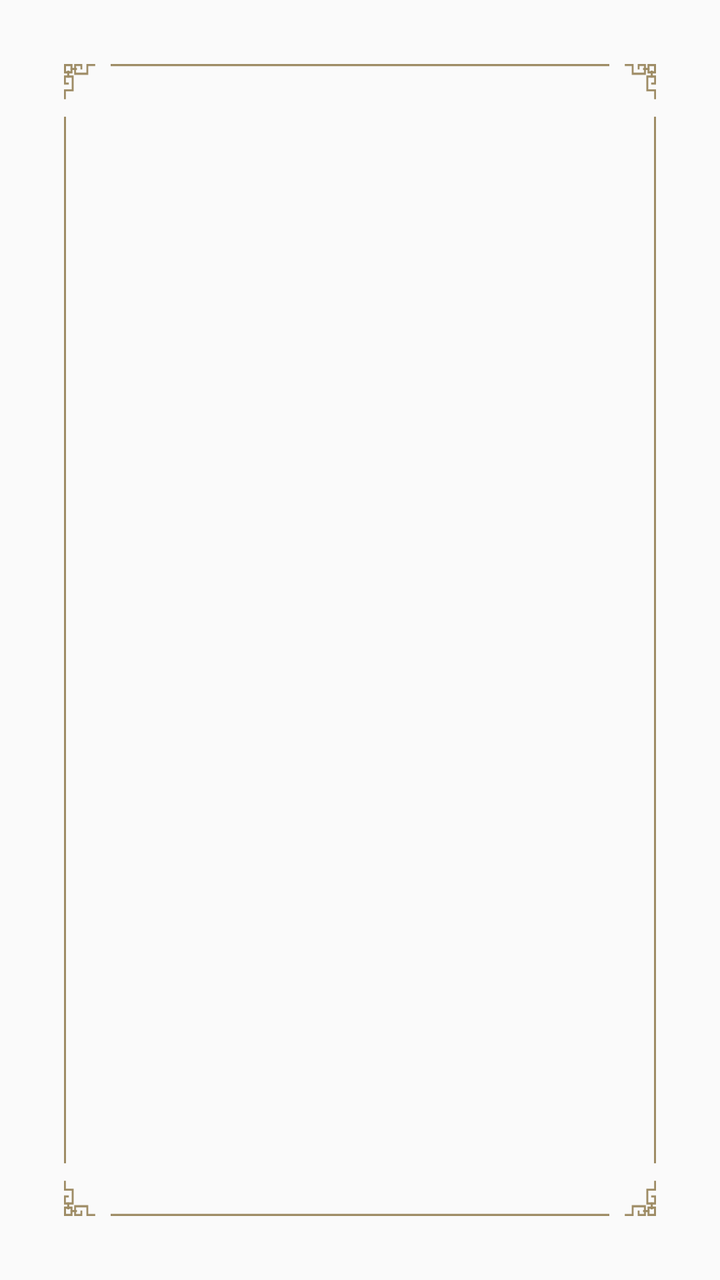
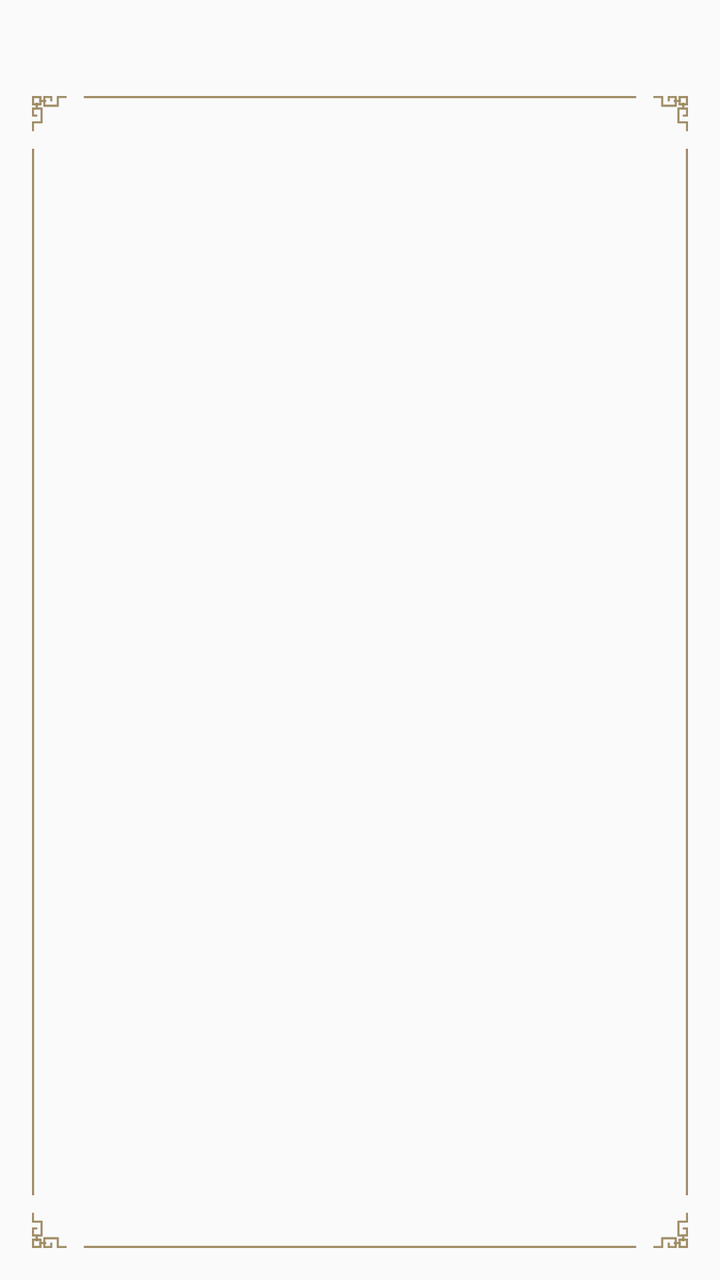

The first picture is an Android layout as it rendered before a commit; the second is the same layout after the commit. The layout source and the unified diff follow.
<!-- AndroidManifest.xml: application theme AppTheme -->
<!-- res/layout/layout_cover_view.xml -->
<?xml version="1.0" encoding="utf-8"?>
<RelativeLayout xmlns:android="http://schemas.android.com/apk/res/android"
    android:layout_width="match_parent"
    android:layout_height="match_parent"
    android:padding="32dp">

    <ImageView
        android:layout_width="match_parent"
        android:layout_height="match_parent"
        android:background="@mipmap/theme_book_cover_bg" />

    <ImageView
        android:id="@+id/iv_book_cover"
        android:layout_width="120dp"
        android:layout_height="160dp"
        android:layout_centerHorizontal="true"
        android:layout_marginTop="80dp"
        android:scaleType="centerCrop" />

    <TextView
        android:id="@+id/tv_book_name"
        android:layout_width="wrap_content"
        android:layout_height="wrap_content"
        android:layout_below="@id/iv_book_cover"
        android:layout_centerHorizontal="true"
        android:layout_marginTop="16dp"
        android:textSize="18sp"
        android:textStyle="bold"
        android:typeface="serif" />

    <TextView
        android:id="@+id/tv_author_name"
        android:layout_width="wrap_content"
        android:layout_height="wrap_content"
        android:layout_below="@id/tv_book_name"
        android:layout_centerHorizontal="true"
        android:layout_marginTop="8dp"
        android:textSize="14sp" />

    <RelativeLayout
        android:layout_width="match_parent"
        android:layout_height="match_parent"
        android:layout_below="@id/tv_author_name"
        android:layout_marginBottom="24dp">

        <TextView
            android:id="@+id/tv_copyright_description"
            android:layout_width="wrap_content"
            android:layout_height="wrap_content"
            android:gravity="center"
            android:layout_alignParentBottom="true"
            android:layout_centerHorizontal="true"
            android:textSize="12sp" />
    </RelativeLayout>


</RelativeLayout>
<!-- resources referenced by this layout -->
<resources>
  <!-- mipmap theme_book_cover_bg: png bitmap (mipmap-xxxhdpi, 16113 bytes) -->
  <style name="AppTheme" parent="Theme.AppCompat.Light.NoActionBar">
          
          <item name="colorPrimary">@color/colorPrimary</item>
          <item name="colorPrimaryDark">@color/colorPrimaryDark</item>
          <item name="colorAccent">@color/colorAccent</item>
  
          <item name="android:colorControlActivated">#FD842A</item>
          <item name="android:colorControlNormal">#A4A4A4</item>
      </style>
  <color name="colorPrimary">#FDF9DD</color>
  <color name="colorPrimaryDark">#FFEE81</color>
  <color name="colorAccent">#FD842A</color>
</resources>

<!-- the commit's change to res/layout/layout_cover_view.xml (unified diff, before → after) -->
@@ -2,17 +2,18 @@
 <RelativeLayout xmlns:android="http://schemas.android.com/apk/res/android"
     android:layout_width="match_parent"
     android:layout_height="match_parent"
-    android:padding="32dp">
+    android:padding="16dp">
 
     <ImageView
         android:layout_width="match_parent"
         android:layout_height="match_parent"
+        android:layout_marginTop="32dp"
         android:background="@mipmap/theme_book_cover_bg" />
 
     <ImageView
         android:id="@+id/iv_book_cover"
-        android:layout_width="120dp"
-        android:layout_height="160dp"
+        android:layout_width="150dp"
+        android:layout_height="200dp"
         android:layout_centerHorizontal="true"
         android:layout_marginTop="80dp"
         android:scaleType="centerCrop" />
@@ -23,8 +24,9 @@
         android:layout_height="wrap_content"
         android:layout_below="@id/iv_book_cover"
         android:layout_centerHorizontal="true"
-        android:layout_marginTop="16dp"
-        android:textSize="18sp"
+        android:layout_marginTop="24dp"
+        android:textColor="@color/txt_gray_999"
+        android:textSize="22sp"
         android:textStyle="bold"
         android:typeface="serif" />
 
@@ -34,7 +36,8 @@
         android:layout_height="wrap_content"
         android:layout_below="@id/tv_book_name"
         android:layout_centerHorizontal="true"
-        android:layout_marginTop="8dp"
+        android:layout_marginTop="12dp"
+        android:textColor="@color/txt_gray_999"
         android:textSize="14sp" />
 
     <RelativeLayout
@@ -47,9 +50,10 @@
             android:id="@+id/tv_copyright_description"
             android:layout_width="wrap_content"
             android:layout_height="wrap_content"
-            android:gravity="center"
             android:layout_alignParentBottom="true"
             android:layout_centerHorizontal="true"
+            android:gravity="center"
+            android:textColor="@color/txt_gray_999"
             android:textSize="12sp" />
     </RelativeLayout>
 
<!-- resource entries referenced after the edit -->
@@ -1,5 +1,6 @@
 <!-- resources referenced by this layout -->
 <resources>
+  <color name="txt_gray_999">#999999</color>
   <!-- mipmap theme_book_cover_bg: png bitmap (mipmap-xxxhdpi, 16113 bytes) -->
   <style name="AppTheme" parent="Theme.AppCompat.Light.NoActionBar">
           
